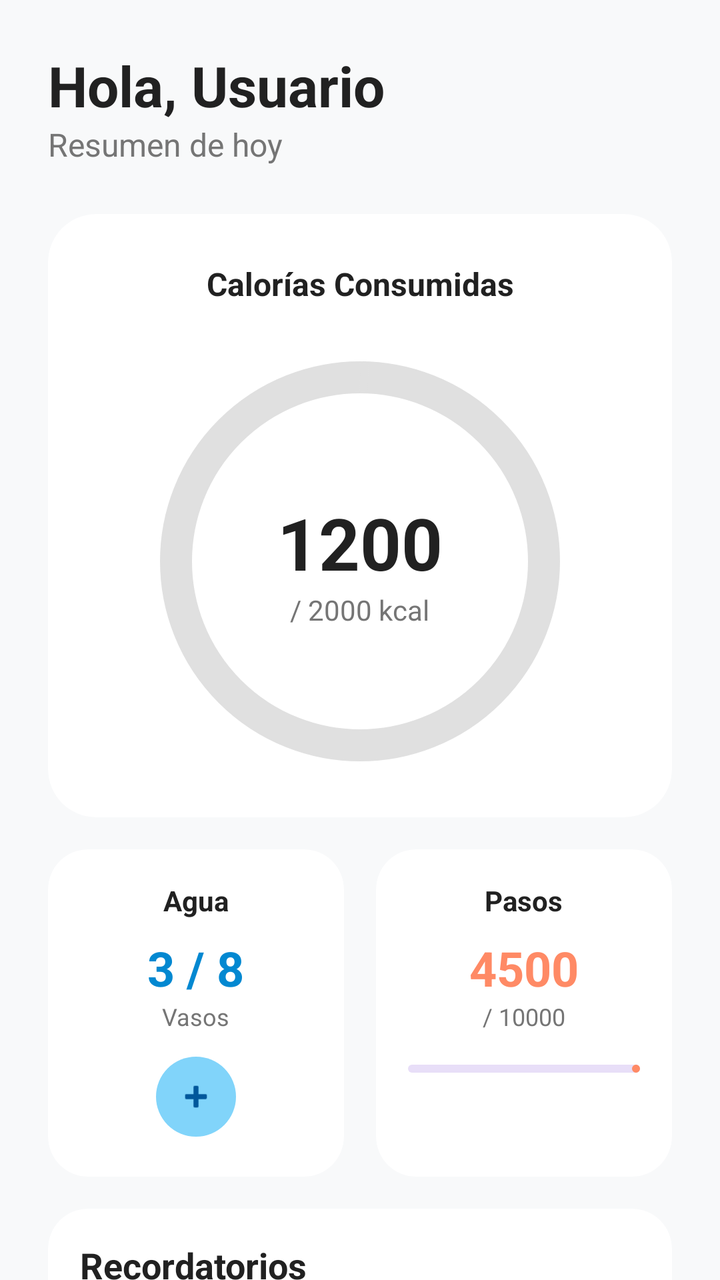
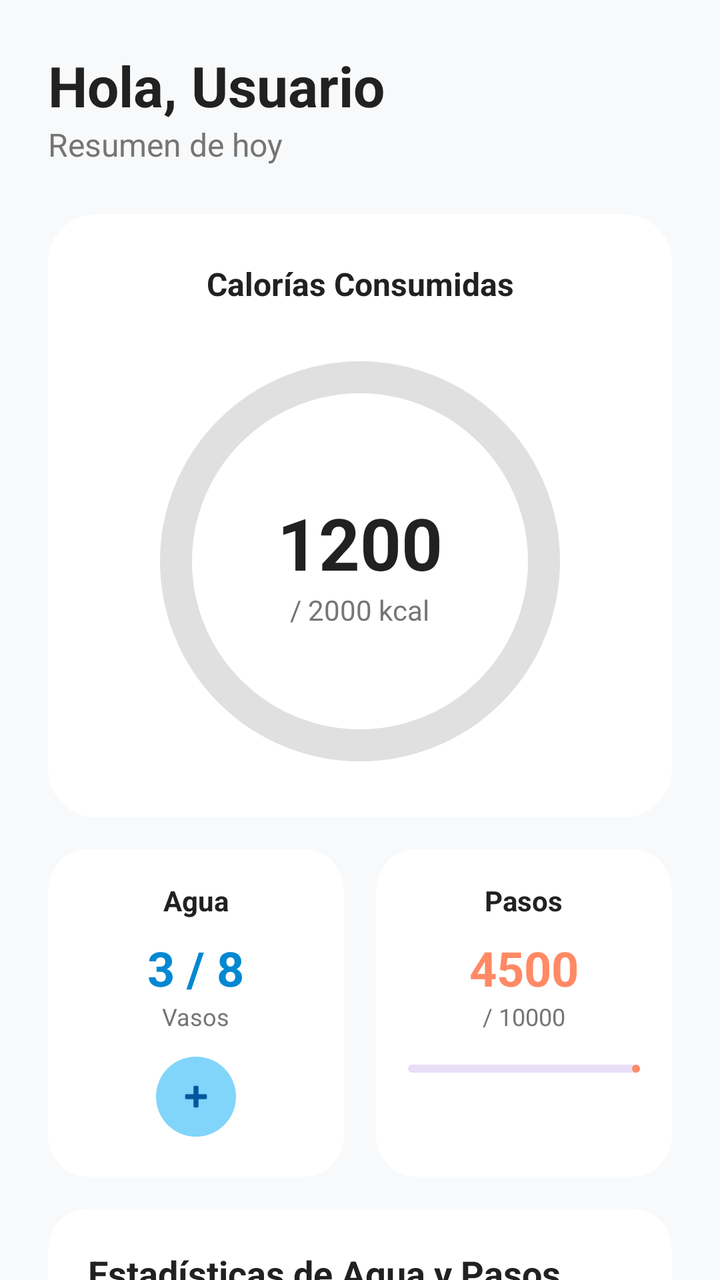

Screens rendered from an Android XML layout before and after an edit, with the pre-edit source and the edit as a unified diff.
<!-- AndroidManifest.xml: application theme Theme.Nutrivi -->
<!-- res/layout/dashboardfragment.xml -->
<?xml version="1.0" encoding="utf-8"?>
<androidx.core.widget.NestedScrollView
    xmlns:android="http://schemas.android.com/apk/res/android"
    xmlns:app="http://schemas.android.com/apk/res-auto"
    xmlns:tools="http://schemas.android.com/tools"
    android:layout_width="match_parent"
    android:layout_height="match_parent"
    android:background="@color/background_light">

    <LinearLayout
        android:layout_width="match_parent"
        android:layout_height="wrap_content"
        android:orientation="vertical"
        android:padding="24dp">


        <TextView
            android:id="@+id/tv_greeting"
            android:layout_width="wrap_content"
            android:layout_height="wrap_content"
            android:text="Hola, Usuario "
            android:textSize="28sp"
            android:textStyle="bold"
            android:textColor="@color/text_primary" />

        <TextView
            android:id="@+id/tv_date"
            android:layout_width="wrap_content"
            android:layout_height="wrap_content"
            android:text="Resumen de hoy"
            android:textSize="16sp"
            android:textColor="@color/text_secondary"
            android:layout_marginBottom="24dp" />


        <com.google.android.material.card.MaterialCardView
            android:layout_width="match_parent"
            android:layout_height="wrap_content"
            app:cardCornerRadius="24dp"
            app:cardElevation="0dp"
            app:strokeWidth="0dp"
            app:cardBackgroundColor="@color/surface_white"
            android:layout_marginBottom="16dp">

            <androidx.constraintlayout.widget.ConstraintLayout
                android:layout_width="match_parent"
                android:layout_height="wrap_content"
                android:padding="24dp">

                <TextView
                    android:id="@+id/tv_calories_title"
                    android:layout_width="wrap_content"
                    android:layout_height="wrap_content"
                    android:text="Calorías Consumidas"
                    android:textSize="16sp"
                    android:textStyle="bold"
                    android:textColor="@color/text_primary"
                    app:layout_constraintTop_toTopOf="parent"
                    app:layout_constraintStart_toStartOf="parent"
                    app:layout_constraintEnd_toEndOf="parent" />

                <com.google.android.material.progressindicator.CircularProgressIndicator
                    android:id="@+id/progress_calories"
                    android:layout_width="wrap_content"
                    android:layout_height="wrap_content"
                    android:layout_marginTop="24dp"
                    app:indicatorColor="@color/primary_mint"
                    app:trackColor="#E0E0E0"
                    app:indicatorSize="200dp"
                    app:trackThickness="16dp"
                    app:layout_constraintTop_toBottomOf="@id/tv_calories_title"
                    app:layout_constraintStart_toStartOf="parent"
                    app:layout_constraintEnd_toEndOf="parent"
                    tools:progress="60" />


                <LinearLayout
                    android:layout_width="wrap_content"
                    android:layout_height="wrap_content"
                    android:orientation="vertical"
                    android:gravity="center"
                    app:layout_constraintTop_toTopOf="@id/progress_calories"
                    app:layout_constraintBottom_toBottomOf="@id/progress_calories"
                    app:layout_constraintStart_toStartOf="@id/progress_calories"
                    app:layout_constraintEnd_toEndOf="@id/progress_calories">

                    <TextView
                        android:id="@+id/tv_calories_current"
                        android:layout_width="wrap_content"
                        android:layout_height="wrap_content"
                        android:text="1200"
                        android:textSize="36sp"
                        android:textStyle="bold"
                        android:textColor="@color/text_primary" />

                    <TextView
                        android:id="@+id/tv_calories_goal"
                        android:layout_width="wrap_content"
                        android:layout_height="wrap_content"
                        android:text="/ 2000 kcal"
                        android:textSize="14sp"
                        android:textColor="@color/text_secondary" />
                </LinearLayout>
            </androidx.constraintlayout.widget.ConstraintLayout>
        </com.google.android.material.card.MaterialCardView>


        <LinearLayout
            android:layout_width="match_parent"
            android:layout_height="wrap_content"
            android:orientation="horizontal"
            android:baselineAligned="false"
            android:weightSum="2">


            <com.google.android.material.card.MaterialCardView
                android:layout_width="0dp"
                android:layout_height="match_parent"
                android:layout_weight="1"
                android:layout_marginEnd="8dp"
                app:cardCornerRadius="20dp"
                app:cardElevation="0dp"
                app:strokeWidth="0dp"
                app:cardBackgroundColor="@color/surface_white">

                <LinearLayout
                    android:layout_width="match_parent"
                    android:layout_height="wrap_content"
                    android:orientation="vertical"
                    android:padding="16dp"
                    android:gravity="center">

                    <TextView
                        android:layout_width="wrap_content"
                        android:layout_height="wrap_content"
                        android:text="Agua"
                        android:textStyle="bold"
                        android:textColor="@color/text_primary" />

                    <TextView
                        android:id="@+id/tv_water_count"
                        android:layout_width="wrap_content"
                        android:layout_height="wrap_content"
                        android:text="3 / 8"
                        android:textSize="24sp"
                        android:textStyle="bold"
                        android:textColor="#0288D1"
                        android:layout_marginTop="8dp" />

                    <TextView
                        android:layout_width="wrap_content"
                        android:layout_height="wrap_content"
                        android:text="Vasos"
                        android:textSize="12sp"
                        android:textColor="@color/text_secondary" />


                    <com.google.android.material.button.MaterialButton
                        android:id="@+id/btn_add_water"
                        style="@style/Widget.Material3.Button.IconButton.Filled"
                        android:layout_width="wrap_content"
                        android:layout_height="wrap_content"
                        android:layout_marginTop="8dp"
                        app:icon="@android:drawable/ic_input_add"
                        app:backgroundTint="#81D4FA"
                        app:iconTint="#01579B" />
                </LinearLayout>
            </com.google.android.material.card.MaterialCardView>


            <com.google.android.material.card.MaterialCardView
                android:layout_width="0dp"
                android:layout_height="match_parent"
                android:layout_weight="1"
                android:layout_marginStart="8dp"
                app:cardCornerRadius="20dp"
                app:cardElevation="0dp"
                app:strokeWidth="0dp"
                app:cardBackgroundColor="@color/surface_white">

                <LinearLayout
                    android:layout_width="match_parent"
                    android:layout_height="wrap_content"
                    android:orientation="vertical"
                    android:padding="16dp"
                    android:gravity="center">

                    <TextView
                        android:layout_width="wrap_content"
                        android:layout_height="wrap_content"
                        android:text="Pasos"
                        android:textStyle="bold"
                        android:textColor="@color/text_primary" />

                    <TextView
                        android:id="@+id/tv_steps_count"
                        android:layout_width="wrap_content"
                        android:layout_height="wrap_content"
                        android:text="4500"
                        android:textSize="24sp"
                        android:textStyle="bold"
                        android:textColor="@color/accent_orange"
                        android:layout_marginTop="8dp" />

                    <TextView
                        android:id="@+id/tv_steps_goal"
                        android:layout_width="wrap_content"
                        android:layout_height="wrap_content"
                        android:text="/ 10000"
                        android:textSize="12sp"
                        android:textColor="@color/text_secondary" />

                    <com.google.android.material.progressindicator.LinearProgressIndicator
                        android:id="@+id/progress_steps"
                        android:layout_width="match_parent"
                        android:layout_height="wrap_content"
                        android:layout_marginTop="16dp"
                        app:trackCornerRadius="4dp"
                        app:indicatorColor="@color/accent_orange"
                        tools:progress="45"/>
                </LinearLayout>
            </com.google.android.material.card.MaterialCardView>

        </LinearLayout>

        <com.google.android.material.card.MaterialCardView
            android:layout_width="match_parent"
            android:layout_height="wrap_content"
            android:layout_marginTop="16dp"
            app:cardBackgroundColor="@color/surface_white"
            app:cardCornerRadius="20dp"
            app:cardElevation="0dp"
            app:strokeWidth="0dp">

            <LinearLayout
                android:layout_width="match_parent"
                android:layout_height="wrap_content"
                android:orientation="vertical"
                android:padding="16dp">

                <TextView
                    android:layout_width="wrap_content"
                    android:layout_height="wrap_content"
                    android:text="Recordatorios"
                    android:textColor="@color/text_primary"
                    android:textSize="18sp"
                    android:textStyle="bold" />

                <com.google.android.material.switchmaterial.SwitchMaterial
                    android:id="@+id/switch_water_reminder"
                    android:layout_width="match_parent"
                    android:layout_height="wrap_content"
                    android:layout_marginTop="8dp"
                    android:text="Beber agua (cada 2 horas, 9:00–21:00)"
                    android:textColor="@color/text_primary" />

                <com.google.android.material.switchmaterial.SwitchMaterial
                    android:id="@+id/switch_meal_reminder"
                    android:layout_width="match_parent"
                    android:layout_height="wrap_content"
                    android:text="Registrar comidas (9:00, 14:00 y 20:00)"
                    android:textColor="@color/text_primary" />
            </LinearLayout>
        </com.google.android.material.card.MaterialCardView>
    </LinearLayout>
</androidx.core.widget.NestedScrollView>
<!-- resources referenced by this layout -->
<resources>
  <color name="accent_orange">#FF8A65</color>
  <color name="background_light">#F8F9FA</color>
  <color name="primary_mint">#2E7D32</color>
  <color name="surface_white">#FFFFFF</color>
  <color name="text_primary">#212121</color>
  <color name="text_secondary">#757575</color>
  <style name="Theme.Nutrivi" parent="Base.Theme.Nutrivi" />
  <style name="Base.Theme.Nutrivi" parent="Theme.Material3.DayNight.NoActionBar">
          
          
      </style>
</resources>

<!-- the commit's change to res/layout/dashboardfragment.xml (unified diff, before → after) -->
@@ -223,6 +223,147 @@
 
         </LinearLayout>
 
+        
+        <com.google.android.material.card.MaterialCardView
+            android:layout_width="match_parent"
+            android:layout_height="wrap_content"
+            android:layout_marginTop="16dp"
+            app:cardBackgroundColor="@color/surface_white"
+            app:cardCornerRadius="20dp"
+            app:cardElevation="0dp"
+            app:strokeWidth="0dp">
+
+            <LinearLayout
+                android:layout_width="match_parent"
+                android:layout_height="wrap_content"
+                android:orientation="vertical"
+                android:padding="20dp">
+
+                <TextView
+                    android:layout_width="wrap_content"
+                    android:layout_height="wrap_content"
+                    android:text="Estadísticas de Agua y Pasos"
+                    android:textColor="@color/text_primary"
+                    android:textSize="18sp"
+                    android:textStyle="bold"
+                    android:layout_marginBottom="16dp" />
+
+                
+                <LinearLayout
+                    android:layout_width="match_parent"
+                    android:layout_height="wrap_content"
+                    android:orientation="vertical"
+                    android:layout_marginBottom="12dp">
+                    <TextView
+                        android:layout_width="wrap_content"
+                        android:layout_height="wrap_content"
+                        android:text="📅 Resumen Diario"
+                        android:textStyle="bold"
+                        android:textColor="@color/primary_mint"
+                        android:textSize="14sp" />
+                    <LinearLayout
+                        android:layout_width="match_parent"
+                        android:layout_height="wrap_content"
+                        android:orientation="horizontal"
+                        android:weightSum="2"
+                        android:layout_marginTop="4dp">
+                        <TextView
+                            android:id="@+id/tv_stats_daily_water"
+                            android:layout_width="0dp"
+                            android:layout_weight="1"
+                            android:layout_height="wrap_content"
+                            android:text="Agua hoy: 3 vasos"
+                            android:textColor="@color/text_secondary"
+                            android:textSize="13sp" />
+                        <TextView
+                            android:id="@+id/tv_stats_daily_steps"
+                            android:layout_width="0dp"
+                            android:layout_weight="1"
+                            android:layout_height="wrap_content"
+                            android:text="Pasos hoy: 4,500"
+                            android:textColor="@color/text_secondary"
+                            android:textSize="13sp" />
+                    </LinearLayout>
+                </LinearLayout>
+
+                
+                <LinearLayout
+                    android:layout_width="match_parent"
+                    android:layout_height="wrap_content"
+                    android:orientation="vertical"
+                    android:layout_marginBottom="12dp">
+                    <TextView
+                        android:layout_width="wrap_content"
+                        android:layout_height="wrap_content"
+                        android:text="📊 Resumen Semanal (Promedio)"
+                        android:textStyle="bold"
+                        android:textColor="@color/primary_mint"
+                        android:textSize="14sp" />
+                    <LinearLayout
+                        android:layout_width="match_parent"
+                        android:layout_height="wrap_content"
+                        android:orientation="horizontal"
+                        android:weightSum="2"
+                        android:layout_marginTop="4dp">
+                        <TextView
+                            android:id="@+id/tv_stats_weekly_water"
+                            android:layout_width="0dp"
+                            android:layout_weight="1"
+                            android:layout_height="wrap_content"
+                            android:text="Agua prom: 6 vasos/día"
+                            android:textColor="@color/text_secondary"
+                            android:textSize="13sp" />
+                        <TextView
+                            android:id="@+id/tv_stats_weekly_steps"
+                            android:layout_width="0dp"
+                            android:layout_weight="1"
+                            android:layout_height="wrap_content"
+                            android:text="Pasos prom: 7,200/día"
+                            android:textColor="@color/text_secondary"
+                            android:textSize="13sp" />
+                    </LinearLayout>
+                </LinearLayout>
+
+                
+                <LinearLayout
+                    android:layout_width="match_parent"
+                    android:layout_height="wrap_content"
+                    android:orientation="vertical">
+                    <TextView
+                        android:layout_width="wrap_content"
+                        android:layout_height="wrap_content"
+                        android:text="📈 Resumen Mensual (Promedio)"
+                        android:textStyle="bold"
+                        android:textColor="@color/primary_mint"
+                        android:textSize="14sp" />
+                    <LinearLayout
+                        android:layout_width="match_parent"
+                        android:layout_height="wrap_content"
+                        android:orientation="horizontal"
+                        android:weightSum="2"
+                        android:layout_marginTop="4dp">
+                        <TextView
+                            android:id="@+id/tv_stats_monthly_water"
+                            android:layout_width="0dp"
+                            android:layout_weight="1"
+                            android:layout_height="wrap_content"
+                            android:text="Agua prom: 7 vasos/día"
+                            android:textColor="@color/text_secondary"
+                            android:textSize="13sp" />
+                        <TextView
+                            android:id="@+id/tv_stats_monthly_steps"
+                            android:layout_width="0dp"
+                            android:layout_weight="1"
+                            android:layout_height="wrap_content"
+                            android:text="Pasos prom: 8,100/día"
+                            android:textColor="@color/text_secondary"
+                            android:textSize="13sp" />
+                    </LinearLayout>
+                </LinearLayout>
+
+            </LinearLayout>
+        </com.google.android.material.card.MaterialCardView>
+
         <com.google.android.material.card.MaterialCardView
             android:layout_width="match_parent"
             android:layout_height="wrap_content"
